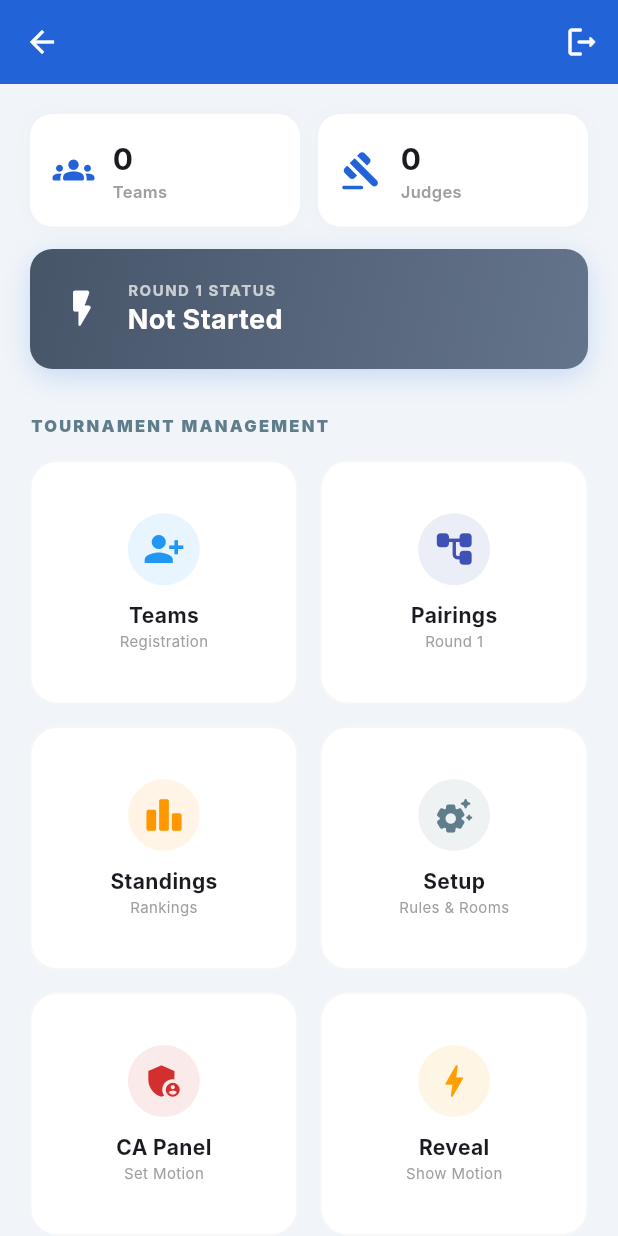
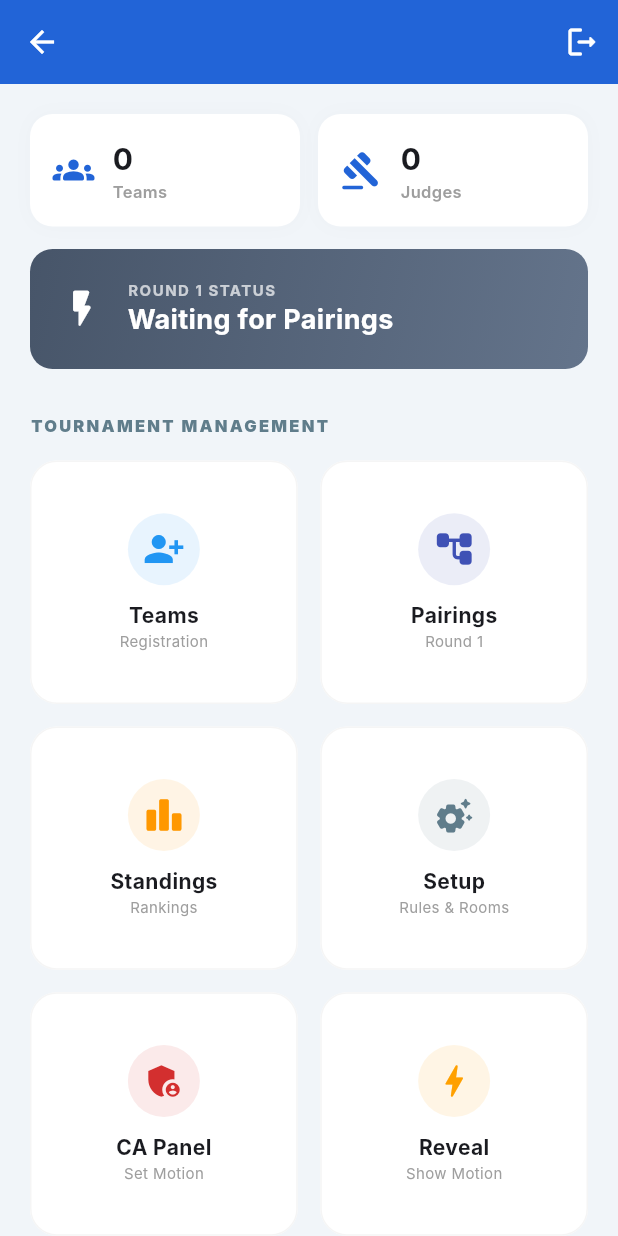
Before and after one commit to shamimsust/debateflow, a Flutter app: the HomeScreen screen opened directly with empty values, on a phone screen of 412 x 824 dp. Run offline on Flutter 3.47's test engine with Material 3 defaults, Android fonts, the phone set to English and light mode, and no system bars; our stand-ins replace firebase_auth, firebase_core, firebase_database, screenshot, share_plus; accounts and stored records are empty; Roboto replaces fonts that are missing (Inter).

```diff
--- a/lib/screens/home_screen.dart
+++ b/lib/screens/home_screen.dart
@@ -5,7 +5,7 @@ import 'add_team_screen.dart';
 import 'standings_screen.dart';
 import 'pairing_screen.dart';
 import 'motion_reveal_screen.dart';
-import 'admin_motion_control.dart'; // ✅ Added this
+import 'admin_motion_control.dart';
 import 'setup_screen.dart';
 
 class HomeScreen extends StatefulWidget {
@@ -32,11 +32,12 @@ class _HomeScreenState extends State<HomeScreen> {
   }
 
   void _listenToRoundStatus() {
+    // 🔗 Syncs the local _currentRound with the Admin's selection in Firebase
     FirebaseDatabase.instance
         .ref('tournaments/${widget.tournamentId}/currentRound')
         .onValue
         .listen((event) {
-      if (event.snapshot.exists) {
+      if (event.snapshot.exists && mounted) {
         setState(() => _currentRound = event.snapshot.value.toString());
       }
     });
@@ -71,7 +72,6 @@ class _HomeScreenState extends State<HomeScreen> {
         child: Column(
           crossAxisAlignment: CrossAxisAlignment.start,
           children: [
-            // --- TOP STAT CARDS ---
             Row(
               children: [
                 _buildStatCard("Teams", teamsRef, Icons.groups_rounded),
@@ -87,7 +87,6 @@ class _HomeScreenState extends State<HomeScreen> {
               style: TextStyle(fontSize: 11, fontWeight: FontWeight.w900, color: Colors.blueGrey, letterSpacing: 1.5)),
             const SizedBox(height: 15),
 
-            // --- NAVIGATION GRID ---
             GridView(
               shrinkWrap: true,
               physics: const NeverScrollableScrollPhysics(),
@@ -95,7 +94,7 @@ class _HomeScreenState extends State<HomeScreen> {
                 crossAxisCount: 2,
                 crossAxisSpacing: 15,
                 mainAxisSpacing: 15,
-                childAspectRatio: 1.1, // Adjusted for better label spacing
+                childAspectRatio: 1.1,
               ),
               children: [
                 _buildAdminCard(
@@ -130,7 +129,6 @@ class _HomeScreenState extends State<HomeScreen> {
                   onTap: () => Navigator.push(context, MaterialPageRoute(
                     builder: (c) => SetupScreen(tournamentId: widget.tournamentId))),
                 ),
-                // 🔴 ADMIN MOTION CONTROL
                 _buildAdminCard(
                   title: "CA Panel",
                   subtitle: "Set Motion",
@@ -139,7 +137,7 @@ class _HomeScreenState extends State<HomeScreen> {
                   onTap: () => Navigator.push(context, MaterialPageRoute(
                     builder: (c) => AdminMotionControl(tournamentId: widget.tournamentId))),
                 ),
-                // 📺 MOTION REVEAL (The Big Screen view)
+                // 📺 FIXED MOTION REVEAL CARD
                 _buildAdminCard(
                   title: "Reveal",
                   subtitle: "Show Motion",
@@ -147,6 +145,8 @@ class _HomeScreenState extends State<HomeScreen> {
                   color: Colors.amber.shade700,
                   onTap: () => Navigator.push(context, MaterialPageRoute(
                     builder: (c) => MotionRevealScreen(
+                      // 🔥 Key forces the widget to rebuild when round changes
+                      key: ValueKey('reveal_round_$_currentRound'),
                       tournamentId: widget.tournamentId,
                       round: _currentRound,
                     ))),
@@ -159,6 +159,8 @@ class _HomeScreenState extends State<HomeScreen> {
       ),
     );
   }
+
+  // ... (Keeping your existing _buildStatCard and _buildAdminCard as they were)
 
   Widget _buildStatCard(String title, DatabaseReference ref, IconData icon) {
     return Expanded(
@@ -215,7 +217,6 @@ class _HomeScreenState extends State<HomeScreen> {
               end: Alignment.bottomRight,
             ),
             borderRadius: BorderRadius.circular(15),
-            boxShadow: [BoxShadow(color: const Color(0xFF2264D7).withOpacity(0.2), blurRadius: 15, offset: const Offset(0, 5))],
           ),
           child: Row(
             children: [
@@ -226,7 +227,7 @@ class _HomeScreenState extends State<HomeScreen> {
                 children: [
                   Text("ROUND $_currentRound STATUS",
                     style: TextStyle(color: Colors.white.withOpacity(0.7), fontSize: 10, fontWeight: FontWeight.bold, letterSpacing: 1)),
-                  Text(inProgress ? "Matches Live" : "Not Started",
+                  Text(inProgress ? "Matches Live" : "Waiting for Pairings",
                     style: const TextStyle(color: Colors.white, fontSize: 18, fontWeight: FontWeight.bold)),
                 ],
               ),
```
Also changed, not shown: 2 other files.
